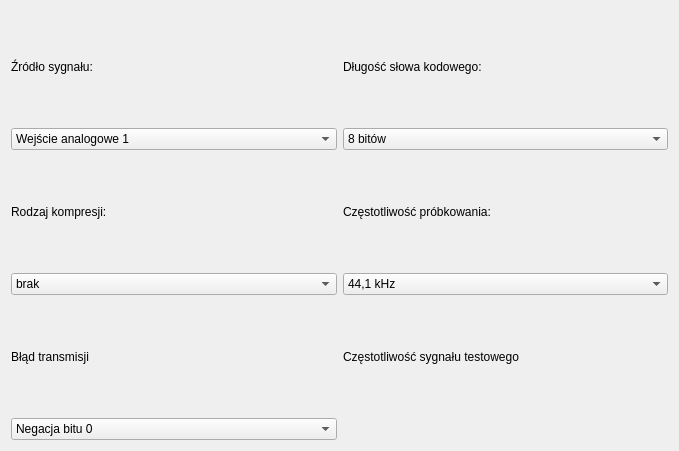
This is PCM-2/configwidget.ui in Gibol/INZ as Qt 5 draws it before an edit. The edited form follows.
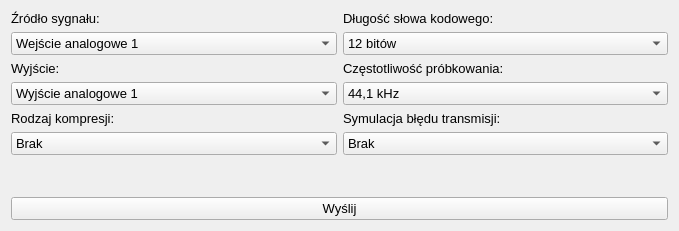
This is the edited form.

Commit message: Fixed some communication issues, sending configuration is working. Most part of the GUI is missing and only 12 bit wordLen with no compression is working for now.

```diff
--- a/PCM-2/configwidget.ui
+++ b/PCM-2/configwidget.ui
@@ -7,13 +7,71 @@
     <x>0</x>
     <y>0</y>
     <width>679</width>
-    <height>451</height>
+    <height>231</height>
    </rect>
   </property>
+  <property name="font">
+   <font>
+    <pointsize>10</pointsize>
+    <weight>50</weight>
+    <bold>false</bold>
+   </font>
+  </property>
   <property name="windowTitle">
    <string>Form</string>
   </property>
   <layout class="QGridLayout" name="gridLayout">
+   <item row="3" column="0">
+    <widget class="QComboBox" name="comboBoxOutput">
+     <item>
+      <property name="text">
+       <string>Wyjście analogowe 1</string>
+      </property>
+     </item>
+     <item>
+      <property name="text">
+       <string>Wyjście analogowe 2</string>
+      </property>
+     </item>
+    </widget>
+   </item>
+   <item row="3" column="1">
+    <widget class="QComboBox" name="comboBoxFp">
+     <property name="currentIndex">
+      <number>5</number>
+     </property>
+     <item>
+      <property name="text">
+       <string>8 kHz</string>
+      </property>
+     </item>
+     <item>
+      <property name="text">
+       <string>11,025 kHz</string>
+      </property>
+     </item>
+     <item>
+      <property name="text">
+       <string>16 kHz</string>
+      </property>
+     </item>
+     <item>
+      <property name="text">
+       <string>22,05 kHz</string>
+      </property>
+     </item>
+     <item>
+      <property name="text">
+       <string>32 kHz</string>
+      </property>
+     </item>
+     <item>
+      <property name="text">
+       <string>44,1 kHz</string>
+      </property>
+     </item>
+    </widget>
+   </item>
    <item row="2" column="1">
     <widget class="QLabel" name="label_4">
      <property name="text">
@@ -21,18 +79,18 @@
      </property>
     </widget>
    </item>
-   <item row="2" column="0">
+   <item row="4" column="0">
     <widget class="QLabel" name="label_3">
      <property name="text">
       <string>Rodzaj kompresji:</string>
      </property>
     </widget>
    </item>
-   <item row="3" column="0">
-    <widget class="QComboBox" name="comboBox_3">
+   <item row="5" column="0">
+    <widget class="QComboBox" name="comboBoxCompression">
      <item>
       <property name="text">
-       <string>brak</string>
+       <string>Brak</string>
       </property>
      </item>
      <item>
@@ -47,41 +105,7 @@
      </item>
      <item>
       <property name="text">
-       <string>cyfrowa</string>
-      </property>
-     </item>
-    </widget>
-   </item>
-   <item row="3" column="1">
-    <widget class="QComboBox" name="comboBox_4">
-     <item>
-      <property name="text">
-       <string>44,1 kHz</string>
-      </property>
-     </item>
-     <item>
-      <property name="text">
-       <string>32 kHz</string>
-      </property>
-     </item>
-     <item>
-      <property name="text">
-       <string>22,05 kHz</string>
-      </property>
-     </item>
-     <item>
-      <property name="text">
-       <string>16 kHz</string>
-      </property>
-     </item>
-     <item>
-      <property name="text">
-       <string>11,025 kHz</string>
-      </property>
-     </item>
-     <item>
-      <property name="text">
-       <string>8 kHz</string>
+       <string>Cyfrowa</string>
       </property>
      </item>
     </widget>
@@ -125,7 +149,10 @@
     </widget>
    </item>
    <item row="1" column="1">
-    <widget class="QComboBox" name="comboBox_2">
+    <widget class="QComboBox" name="comboBoxWordLen">
+     <property name="currentIndex">
+      <number>1</number>
+     </property>
      <item>
       <property name="text">
        <string>8 bitów</string>
@@ -138,15 +165,18 @@
      </item>
     </widget>
    </item>
-   <item row="4" column="0">
+   <item row="4" column="1">
     <widget class="QLabel" name="label_5">
      <property name="text">
-      <string>Błąd transmisji</string>
+      <string>Symulacja błędu transmisji:</string>
      </property>
     </widget>
    </item>
-   <item row="5" column="0">
-    <widget class="QComboBox" name="comboBox_5">
+   <item row="5" column="1">
+    <widget class="QComboBox" name="comboBoxError">
+     <property name="currentIndex">
+      <number>13</number>
+     </property>
      <item>
       <property name="text">
        <string>Negacja bitu 0</string>
@@ -212,15 +242,40 @@
        <string>Negacja losowego bitu</string>
       </property>
      </item>
+     <item>
+      <property name="text">
+       <string>Brak</string>
+      </property>
+     </item>
     </widget>
    </item>
-   <item row="4" column="1">
+   <item row="7" column="0" colspan="2">
+    <widget class="QPushButton" name="pushButton">
+     <property name="text">
+      <string>Wyślij</string>
+     </property>
+    </widget>
+   </item>
+   <item row="2" column="0">
     <widget class="QLabel" name="label_6">
      <property name="text">
-      <string>Częstotliwość sygnału testowego</string>
+      <string>Wyjście:</string>
      </property>
     </widget>
    </item>
+   <item row="6" column="0">
+    <spacer name="verticalSpacer">
+     <property name="orientation">
+      <enum>Qt::Vertical</enum>
+     </property>
+     <property name="sizeHint" stdset="0">
+      <size>
+       <width>20</width>
+       <height>40</height>
+      </size>
+     </property>
+    </spacer>
+   </item>
   </layout>
  </widget>
  <resources/>
```
Left out of the diff: 4 changed lines with no effect on the pictures. The commit also changes 15 other files.
